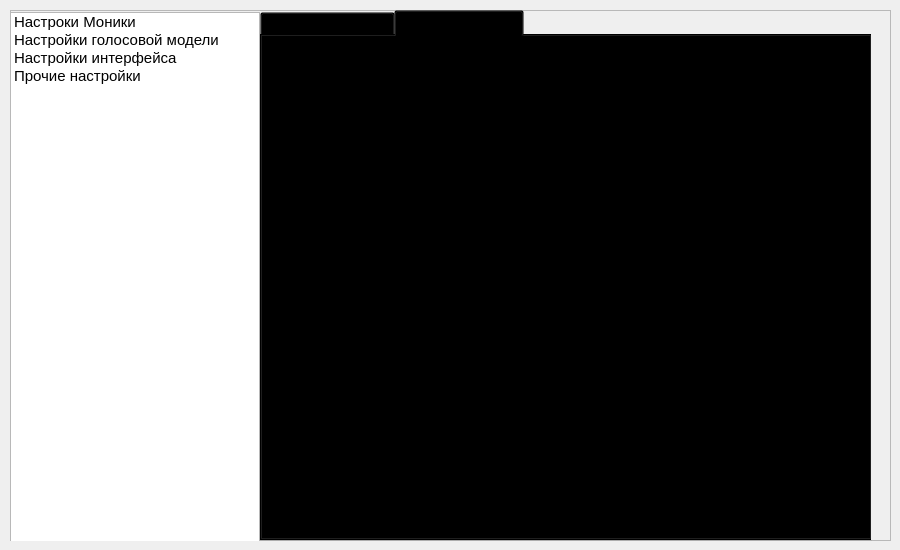
Qt form UI/main_page.ui (Patrick-002/Monica) before a commit.
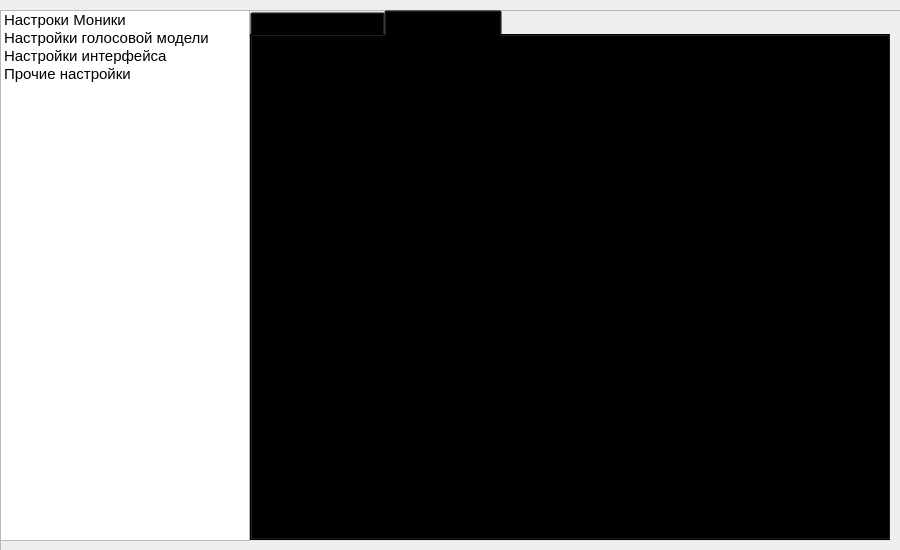
The same form after that commit. The open tabs and pages were chosen to show the change.

Commit message: intermediate UI for keyword binding

The edit to the form file:
```diff
--- a/UI/main_page.ui
+++ b/UI/main_page.ui
@@ -25,10 +25,10 @@
   <widget class="QWidget" name="verticalLayoutWidget">
    <property name="geometry">
     <rect>
-     <x>10</x>
+     <x>0</x>
      <y>10</y>
-     <width>881</width>
-     <height>531</height>
+     <width>911</width>
+     <height>541</height>
     </rect>
    </property>
    <layout class="QVBoxLayout" name="verticalLayout">
@@ -74,7 +74,7 @@
             <rect>
              <x>0</x>
              <y>0</y>
-             <width>612</width>
+             <width>641</width>
              <height>531</height>
             </rect>
            </property>
@@ -228,8 +228,40 @@
            </widget>
            <widget class="QWidget" name="tab_2">
             <attribute name="title">
-             <string>Управление медиа</string>
+             <string>Ключевые слова</string>
             </attribute>
+            <layout class="QVBoxLayout" name="verticalLayout_8">
+             <item>
+              <layout class="QVBoxLayout" name="verticalLayout_5">
+               <item>
+                <widget class="QScrollArea" name="keyword_scrollArea">
+                 <property name="widgetResizable">
+                  <bool>true</bool>
+                 </property>
+                 <widget class="QWidget" name="scrollAreaWidgetContents_2">
+                  <property name="geometry">
+                   <rect>
+                    <x>0</x>
+                    <y>0</y>
+                    <width>613</width>
+                    <height>480</height>
+                   </rect>
+                  </property>
+                  <layout class="QVBoxLayout" name="verticalLayout_9">
+                   <item>
+                    <layout class="QVBoxLayout" name="keyword_verticalLayout">
+                     <property name="spacing">
+                      <number>6</number>
+                     </property>
+                    </layout>
+                   </item>
+                  </layout>
+                 </widget>
+                </widget>
+               </item>
+              </layout>
+             </item>
+            </layout>
            </widget>
           </widget>
          </widget>
@@ -443,7 +475,7 @@
          <property name="geometry">
           <rect>
            <x>0</x>
-           <y>2</y>
+           <y>0</y>
            <width>250</width>
            <height>531</height>
           </rect>
```
Left out of the diff: 10 changed lines with no effect on the pictures. The commit also changes 6 other files.
